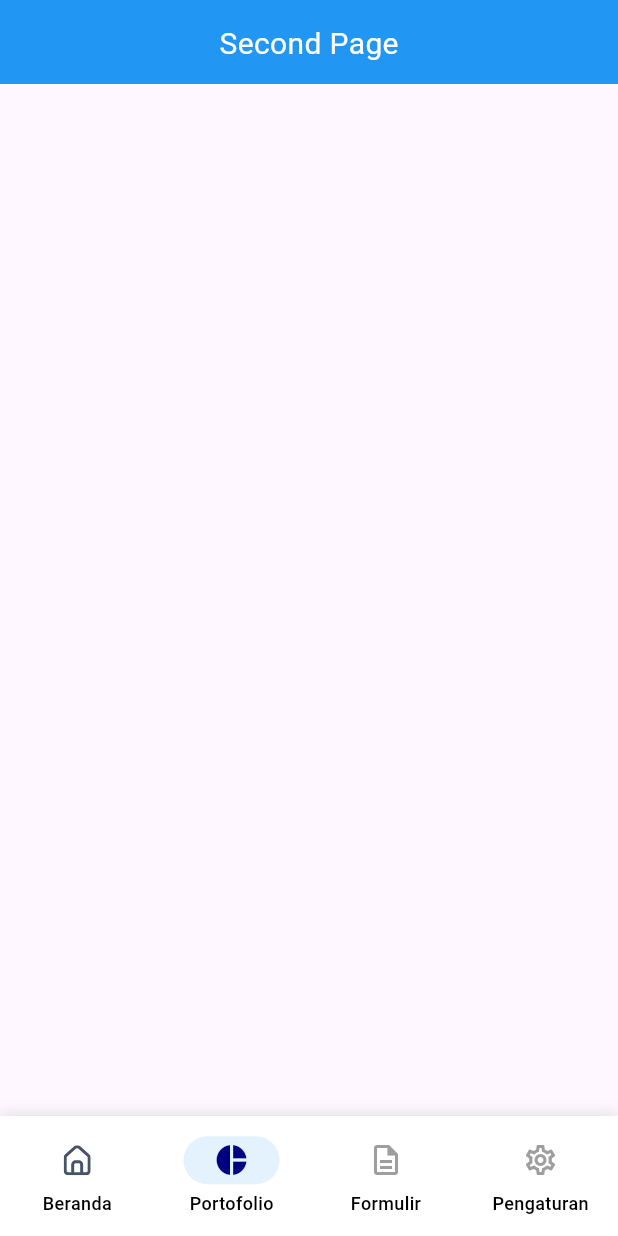
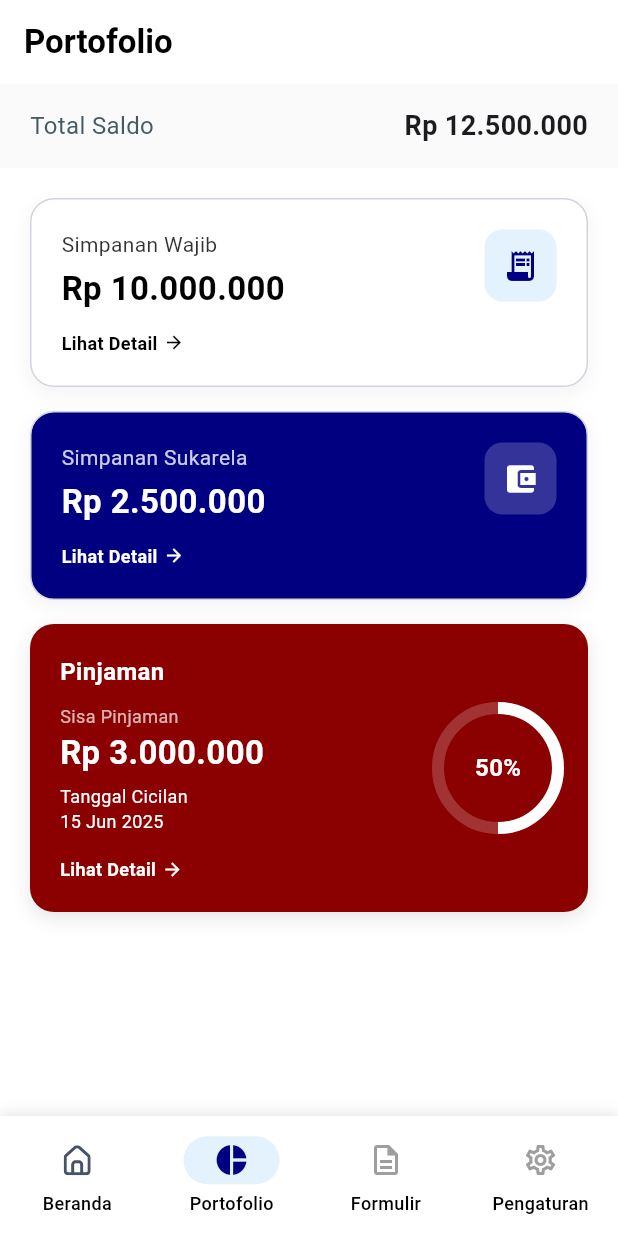
Before and after one commit to JudsonR1/kopkar_testing, a Flutter app: the Navigation screen opened directly, item 2 of the bottom bar chosen, on a phone screen of 412 x 824 dp. Run offline on Flutter 3.47's test engine with Material 3 defaults, Android fonts, the phone set to English and light mode, and no system bars; our stand-ins replace equatable, flutter_bloc, flutter_svg; network calls fail.

Commit message:
developing portfolio page

```diff
--- a/lib/features/home/domain/entities/transaction_entities.dart
+++ b/lib/features/home/domain/entities/transaction_entities.dart
@@ -6,6 +6,9 @@ class TransactionEntities {
   final double totalBalance;
   final double mandatorySavings; // Simpanan Wajib
   final double voluntarySavings; // Simpanan Sukarela
+  final double loanBalance;
+  final double totalLoan;
+  final String loanDueDate;
   final List<TransactionModel> transactions;
 
   TransactionEntities({
@@ -15,5 +18,8 @@ class TransactionEntities {
     required this.mandatorySavings,
     required this.voluntarySavings,
     required this.transactions,
+    this.loanBalance=0,
+    this.totalLoan=0,
+    this.loanDueDate='',
   });
 }
--- /dev/null
+++ b/lib/features/portfolio/presentation/cubit/portfolio_cubit.dart
@@ -0,0 +1,33 @@
+import 'package:flutter_bloc/flutter_bloc.dart';
+import '../../../home/domain/entities/transaction_entities.dart';
+import 'portfolio_state.dart';
+
+
+class PortfolioCubit extends Cubit<PortfolioState> {
+  PortfolioCubit() : super(PortfolioLoading());
+
+  Future<void> loadPortfolioData() async {
+    emit(PortfolioLoading());
+    try {
+      await Future.delayed(const Duration(seconds: 1));
+
+      final data = TransactionEntities(
+        userName: "Stella Budiman",
+        memberId: "50739",
+        totalBalance: 12500000,
+        mandatorySavings: 10000000,
+        voluntarySavings: 2500000,
+
+        totalLoan: 6000000,
+        loanBalance: 3000000,
+
+        loanDueDate: "15 Jun 2025",
+        transactions: [],
+      );
+
+      emit(PortfolioLoaded(data));
+    } catch (e) {
+      emit(const PortfolioError("Failed to load portfolio"));
+    }
+  }
+}
--- /dev/null
+++ b/lib/features/portfolio/presentation/cubit/portfolio_state.dart
@@ -0,0 +1,25 @@
+
+import 'package:equatable/equatable.dart';
+import '../../../home/domain/entities/transaction_entities.dart';
+
+abstract class PortfolioState extends Equatable {
+  const PortfolioState();
+  @override
+  List<Object> get props => [];
+}
+
+class PortfolioLoading extends PortfolioState {}
+
+class PortfolioLoaded extends PortfolioState {
+  final TransactionEntities data;
+  const PortfolioLoaded(this.data);
+  @override
+  List<Object> get props => [data];
+}
+
+class PortfolioError extends PortfolioState {
+  final String message;
+  const PortfolioError(this.message);
+  @override
+  List<Object> get props => [message];
+}
--- /dev/null
+++ b/lib/features/portfolio/presentation/screens/portfolio_screen.dart
@@ -0,0 +1,129 @@
+import 'package:flutter/material.dart';
+import 'package:flutter_bloc/flutter_bloc.dart';
+import 'package:kopkar_testing/features/portfolio/presentation/cubit/portfolio_state.dart';
+
+import '../cubit/portfolio_cubit.dart';
+import '../widgets/loan_card.dart';
+import '../widgets/portfolio_card.dart';
+
+class PortfolioScreen extends StatelessWidget {
+  const PortfolioScreen({super.key});
+
+  @override
+  Widget build(BuildContext context) {
+    return BlocProvider(
+      create: (context) => PortfolioCubit()..loadPortfolioData(),
+      child: const PortfolioView(),
+    );
+  }
+}
+
+class PortfolioView extends StatelessWidget {
+  const PortfolioView({super.key});
+
+  @override
+  Widget build(BuildContext context) {
+    return Scaffold(
+      backgroundColor: Colors.white,
+      appBar: AppBar(
+        title: const Text(
+          "Portofolio",
+          style: TextStyle(fontWeight: FontWeight.bold, color: Colors.black),
+        ),
+        backgroundColor: Colors.white,
+        elevation: 0,
+        centerTitle: false,
+      ),
+      body: BlocBuilder<PortfolioCubit, PortfolioState>(
+        builder: (context, state) {
+          if (state is PortfolioLoading) {
+            return const Center(child: CircularProgressIndicator());
+          } else if (state is PortfolioLoaded) {
+            final data = state.data;
+            final double loanPercentage = (data.loanBalance / data.totalLoan).clamp(0.0, 1.0);
+            return SingleChildScrollView(
+              child: Column(
+                children: [
+                  // Total Balance Bar
+                  Container(
+                    color: Colors.grey.shade50,
+                    padding: const EdgeInsets.symmetric(horizontal: 20, vertical: 15),
+                    child: Row(
+                      mainAxisAlignment: MainAxisAlignment.spaceBetween,
+                      children: [
+                        Text("Total Saldo", style: TextStyle(color: Colors.blueGrey.shade700, fontSize: 16)),
+                        Text(
+                          "Rp ${_formatCurrency(data.totalBalance)}",
+                          style: const TextStyle(fontWeight: FontWeight.bold, fontSize: 18),
+                        ),
+                      ],
+                    ),
+                  ),
+                  //3. loan card
+                  const SizedBox(height: 20),
+                  Padding(
+                    padding: const EdgeInsets.symmetric(horizontal: 20),
+                    child: Column(
+                      children: [
+                        // 1. Simpanan Wajib (White Card)
+                        PortfolioCard(
+                          title: "Simpanan Wajib",
+                          amount: data.mandatorySavings,
+                          icon: Icons.receipt_long,
+                          onDetailTap: () {
+                             // Handle Navigation Here
+                             print("Navigate to Simpanan Wajib Detail");
+                             // Example: Navigator.push(context, MaterialPageRoute(builder: (_) => DetailPage()));
+                          },
+                        ),
+
+                        // 2. Simpanan Sukarela (Blue Card)
+                        PortfolioCard(
+                          title: "Simpanan Sukarela",
+                          amount: data.voluntarySavings,
+                          icon: Icons.account_balance_wallet,
+                          backgroundColor: const Color(0xFF000080), // Dark Blue
+                          textColor: Colors.white,
+                          iconBackgroundColor: Colors.white.withOpacity(0.2),
+                          onDetailTap: () {
+                             print("Navigate to Simpanan Sukarela Detail");
+                          },
+                        ),
+                      ],
+                    ),
+                  ),
+                  //3. Sisa Pinjaman (Red Card)
+                           Padding(
+                    padding: const EdgeInsets.symmetric(horizontal: 20),
+                    child: Column(
+                      children: [
+
+                        LoanCard(
+                          amount: data.loanBalance,   // Menampilkan Rp 3.000.000
+                          date: data.loanDueDate,
+                          progress: loanPercentage,   // Mengirim 0.5 (50%)
+                          onDetailTap: () {
+                             print("Navigate to Pinjaman Detail");
+                          },
+                        ),
+                      ],
+                    ),
+                  ),
+                  const SizedBox(height: 20),
+                ],
+              ),
+            );
+          } else if (state is PortfolioError) {
+            return Center(child: Text(state.message));
+          }
+          return const SizedBox();
+        },
+      ),
+    );
+  }
+
+  String _formatCurrency(double amount) {
+    return amount.toStringAsFixed(0).replaceAllMapped(
+        RegExp(r'(\d{1,3})(?=(\d{3})+(?!\d))'), (Match m) => '${m[1]}.');
+  }
+}
--- /dev/null
+++ b/lib/features/portfolio/presentation/widgets/loan_card.dart
@@ -0,0 +1,91 @@
+import 'package:flutter/material.dart';
+
+class LoanCard extends StatelessWidget {
+  final double amount;
+  final String date;
+  final double progress; // 0.0 to 1.0
+  final VoidCallback onDetailTap;
+
+  const LoanCard({
+    super.key,
+    required this.amount,
+    required this.date,
+    required this.progress,
+    required this.onDetailTap,
+  });
+
+  @override
+  Widget build(BuildContext context) {
+    return Container(
+      margin: const EdgeInsets.only(bottom: 16),
+      padding: const EdgeInsets.all(20),
+      decoration: BoxDecoration(
+        color: const Color(0xFF8B0000), // Dark Red
+        borderRadius: BorderRadius.circular(16),
+        boxShadow: [
+          BoxShadow(
+            color: Colors.black.withOpacity(0.1),
+            blurRadius: 10,
+            offset: const Offset(0, 4),
+          ),
+        ],
+      ),
+      child: Row(
+        children: [
+          Expanded(
+            child: Column(
+              crossAxisAlignment: CrossAxisAlignment.start,
+              children: [
+                const Text("Pinjaman", style: TextStyle(color: Colors.white, fontSize: 16, fontWeight: FontWeight.bold)),
+                const SizedBox(height: 10),
+                Text("Sisa Pinjaman", style: TextStyle(color: Colors.white.withOpacity(0.7), fontSize: 12)),
+                Text(
+                  "Rp ${_formatCurrency(amount)}",
+                  style: const TextStyle(color: Colors.white, fontSize: 22, fontWeight: FontWeight.bold),
+                ),
+                const SizedBox(height: 5),
+                Text("Tanggal Cicilan\n$date", style: const TextStyle(color: Colors.white, fontSize: 12)),
+                const SizedBox(height: 15),
+                InkWell(
+                  onTap: onDetailTap,
+                  child: const Row(
+                    children: [
+                      Text("Lihat Detail", style: TextStyle(color: Colors.white, fontSize: 12, fontWeight: FontWeight.bold)),
+                      SizedBox(width: 4),
+                      Icon(Icons.arrow_forward, size: 14, color: Colors.white),
+                    ],
+                  ),
+                ),
+              ],
+            ),
+          ),
+          // Circular Progress
+          Stack(
+            alignment: Alignment.center,
+            children: [
+              SizedBox(
+                width: 80,
+                height: 80,
+                child: CircularProgressIndicator(
+                  value: progress,
+                  strokeWidth: 8,
+                  backgroundColor: Colors.white.withOpacity(0.2),
+                  valueColor: const AlwaysStoppedAnimation<Color>(Colors.white),
+                ),
+              ),
+              Text(
+                "${(progress * 100).toInt()}%",
+                style: const TextStyle(color: Colors.white, fontWeight: FontWeight.bold, fontSize: 16),
+              ),
+            ],
+          ),
+        ],
+      ),
+    );
+  }
+
+  String _formatCurrency(double amount) {
+    return amount.toStringAsFixed(0).replaceAllMapped(
+        RegExp(r'(\d{1,3})(?=(\d{3})+(?!\d))'), (Match m) => '${m[1]}.');
+  }
+}
--- /dev/null
+++ b/lib/features/portfolio/presentation/widgets/portfolio_card.dart
@@ -0,0 +1,104 @@
+import 'package:flutter/material.dart';
+
+class PortfolioCard extends StatelessWidget {
+  final String title;
+  final double amount;
+  final IconData icon;
+  final Color backgroundColor;
+  final Color textColor;
+  final Color iconBackgroundColor;
+  final VoidCallback onDetailTap; // Clickable action
+
+  const PortfolioCard({
+    super.key,
+    required this.title,
+    required this.amount,
+    required this.icon,
+    required this.onDetailTap,
+    this.backgroundColor = Colors.white,
+    this.textColor = Colors.black,
+    this.iconBackgroundColor = const Color(0xFFE3F2FD), // Light Blue default
+  });
+
+  @override
+  Widget build(BuildContext context) {
+    return Container(
+      margin: const EdgeInsets.only(bottom: 16),
+      padding: const EdgeInsets.all(20),
+      decoration: BoxDecoration(
+        color: backgroundColor,
+        borderRadius: BorderRadius.circular(16),
+        border: Border.all(color: const Color.fromRGBO(208, 213, 221, 1)),
+        boxShadow: [
+          BoxShadow(
+            color: Colors.black.withOpacity(0.05),
+            blurRadius: 10,
+            offset: const Offset(0, 4),
+          ),
+        ],
+      ),
+      child: Row(
+        crossAxisAlignment: CrossAxisAlignment.start,
+        children: [
+          // Text Section
+          Expanded(
+            child: Column(
+              crossAxisAlignment: CrossAxisAlignment.start,
+              children: [
+                Text(
+                  title,
+                  style: TextStyle(
+                    fontSize: 14,
+                    color: textColor.withOpacity(0.8),
+                  ),
+                ),
+                const SizedBox(height: 4),
+                Text(
+                  "Rp ${_formatCurrency(amount)}",
+                  style: TextStyle(
+                    fontSize: 22,
+                    fontWeight: FontWeight.bold,
+                    color: textColor,
+                  ),
+                ),
+                const SizedBox(height: 12),
+                InkWell(
+                  onTap: onDetailTap,
+                  child: Row(
+                    mainAxisSize: MainAxisSize.min,
+                    children: [
+                      Text(
+                        "Lihat Detail",
+                        style: TextStyle(
+                          fontSize: 12,
+                          fontWeight: FontWeight.w600,
+                          color: textColor,
+                        ),
+                      ),
+                      const SizedBox(width: 4),
+                      Icon(Icons.arrow_forward, size: 14, color: textColor),
+                    ],
+                  ),
+                ),
+              ],
+            ),
+          ),
+          // Icon Section
+          Container(
+            padding: const EdgeInsets.all(12),
+            decoration: BoxDecoration(
+              color: iconBackgroundColor,
+              borderRadius: BorderRadius.circular(12),
+            ),
+            child: Icon(icon, color: backgroundColor == Colors.white ? const Color(0xFF000080) : Colors.white),
+          ),
+        ],
+      ),
+    );
+  }
+
+  String _formatCurrency(double amount) {
+    return amount.toStringAsFixed(0).replaceAllMapped(
+        RegExp(r'(\d{1,3})(?=(\d{3})+(?!\d))'), (Match m) => '${m[1]}.');
+  }
+}
--- a/lib/navigation.dart
+++ b/lib/navigation.dart
@@ -1,6 +1,6 @@
 import 'package:flutter/material.dart';
 import 'package:flutter_svg/flutter_svg.dart';
-import 'package:kopkar_testing/test_page_2.dart';
+import 'package:kopkar_testing/features/portfolio/presentation/screens/portfolio_screen.dart';
 import 'package:kopkar_testing/test_page_3.dart';
 import 'package:kopkar_testing/test_page_4.dart';
 
@@ -18,7 +18,7 @@ class _NavigationState extends State<Navigation> {
 
   final List _pages = [
     HomeScreen(),
-    SecondPage(),
+    PortfolioScreen(),
     ThirdPage(),
     FourthPage(),
   ];
@@ -124,7 +124,7 @@ Widget _navItem({
     index: _selectedIndex,
     children: [
        const HomeScreen(),
-       const SecondPage(),
+       const PortfolioScreen(),
        const ThirdPage(),
        const FourthPage()
     ],
```
